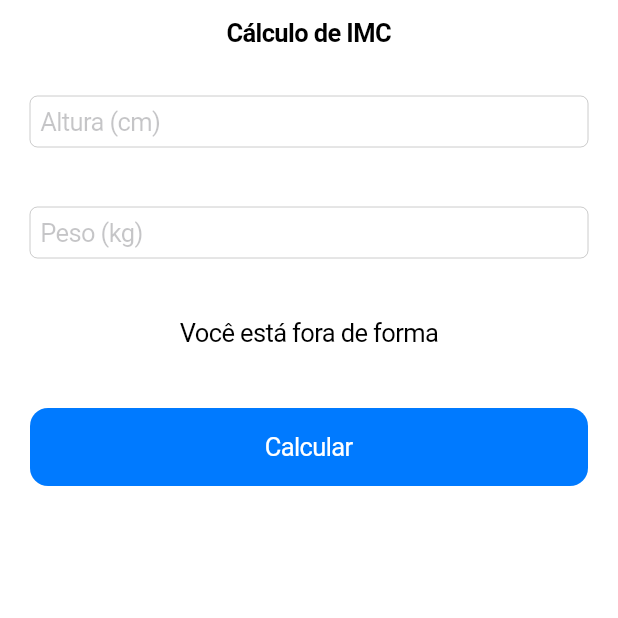
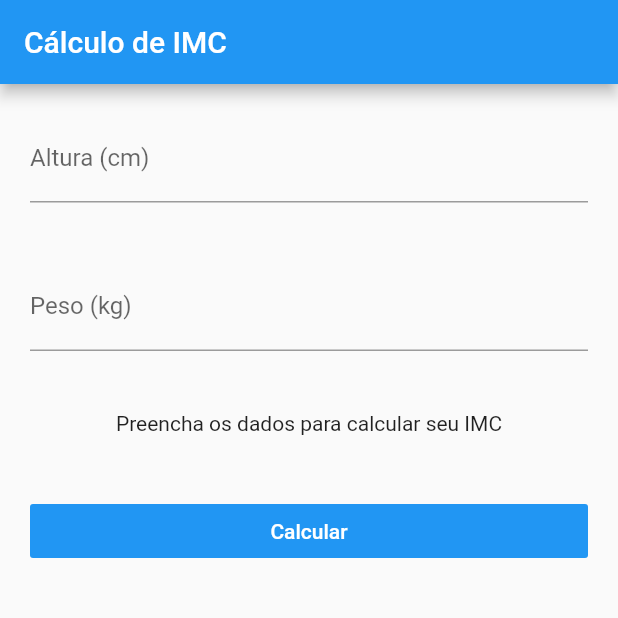
Before and after one commit to wandealves/Flutter_IMC, a Flutter app: the screen it shows after launch, on a phone screen of 412 x 824 dp, the top half of it. Run offline on Flutter 3.47's test engine with Material 2 defaults, Android fonts, the phone set to English and light mode, and no system bars; our stand-ins replace flutter_masked_text.

Commit message:
Usando o dart:io para versificar qual plataforam será uasada

```diff
--- a/imc/lib/ui/android/pages/home.page.dart
+++ b/imc/lib/ui/android/pages/home.page.dart
@@ -1,6 +1,15 @@
 import 'package:flutter/material.dart';
 
-class HomePage extends StatelessWidget {
+import 'package:imc/blocs/imc.bloc.dart';
+
+class HomePage extends StatefulWidget {
+  @override
+  _HomePageState createState() => _HomePageState();
+}
+
+class _HomePageState extends State<HomePage> {
+  var bloc = new ImcBloc();
+
   @override
   Widget build(BuildContext context) {
     return Scaffold(
@@ -12,15 +21,15 @@ class HomePage extends StatelessWidget {
           Padding(
             padding: EdgeInsets.all(20),
             child: TextFormField(
-              decoration: InputDecoration(
-                labelText: "Altura (cm)"
-              ),
+              controller: bloc.heightCtrl,
+              decoration: InputDecoration(labelText: "Altura (cm)"),
               keyboardType: TextInputType.number,
             ),
           ),
           Padding(
             padding: EdgeInsets.all(20),
             child: TextFormField(
+              controller: bloc.weightCtrl,
               decoration: InputDecoration(
                 labelText: "Peso (kg)",
               ),
@@ -30,7 +39,7 @@ class HomePage extends StatelessWidget {
           Padding(
             padding: EdgeInsets.all(20),
             child: Text(
-              "Você está fora de forma!",
+              bloc.result,
               textAlign: TextAlign.center,
             ),
           ),
@@ -44,7 +53,11 @@ class HomePage extends StatelessWidget {
                   color: Colors.white,
                 ),
               ),
-              onPressed: () {},
+              onPressed: () {
+                setState(() {
+                  bloc.calculate();
+                });
+              },
             ),
           )
         ],
--- a/imc/lib/ui/ios/pages/home.page.dart
+++ b/imc/lib/ui/ios/pages/home.page.dart
@@ -1,4 +1,6 @@
 import 'package:flutter/cupertino.dart';
+
+import 'package:imc/blocs/imc.bloc.dart';
 
 class HomePage extends StatefulWidget {
   @override
@@ -6,6 +8,7 @@ class HomePage extends StatefulWidget {
 }
 
 class _HomePageState extends State<HomePage> {
+  var bloc = new ImcBloc();
   @override
   Widget build(BuildContext context) {
     return CupertinoPageScaffold(
@@ -18,30 +21,34 @@ class _HomePageState extends State<HomePage> {
             padding: EdgeInsets.all(20),
             child: CupertinoTextField(
               placeholder: "Altura (cm)",
+              controller: bloc.heightCtrl,
               keyboardType: TextInputType.number,
             ),
           ),
-           Padding(
+          Padding(
             padding: EdgeInsets.all(20),
             child: CupertinoTextField(
               placeholder: "Peso (kg)",
+              controller: bloc.weightCtrl,
               keyboardType: TextInputType.number,
             ),
           ),
-           Padding(
+          Padding(
             padding: EdgeInsets.all(20),
             child: Text(
-              "Você está fora de forma",
+              bloc.result,
               textAlign: TextAlign.center,
             ),
           ),
-           Padding(
+          Padding(
             padding: EdgeInsets.all(20),
             child: CupertinoButton.filled(
-              child: Text(
-                "Calcular"
-              ),
-              onPressed: () {},
+              child: Text("Calcular"),
+              onPressed: () {
+                setState(() {
+                  bloc.calculate();
+                });
+              },
             ),
           ),
         ],
```
Also changed, not shown: imc/lib/main.dart (+4 -3 lines).
